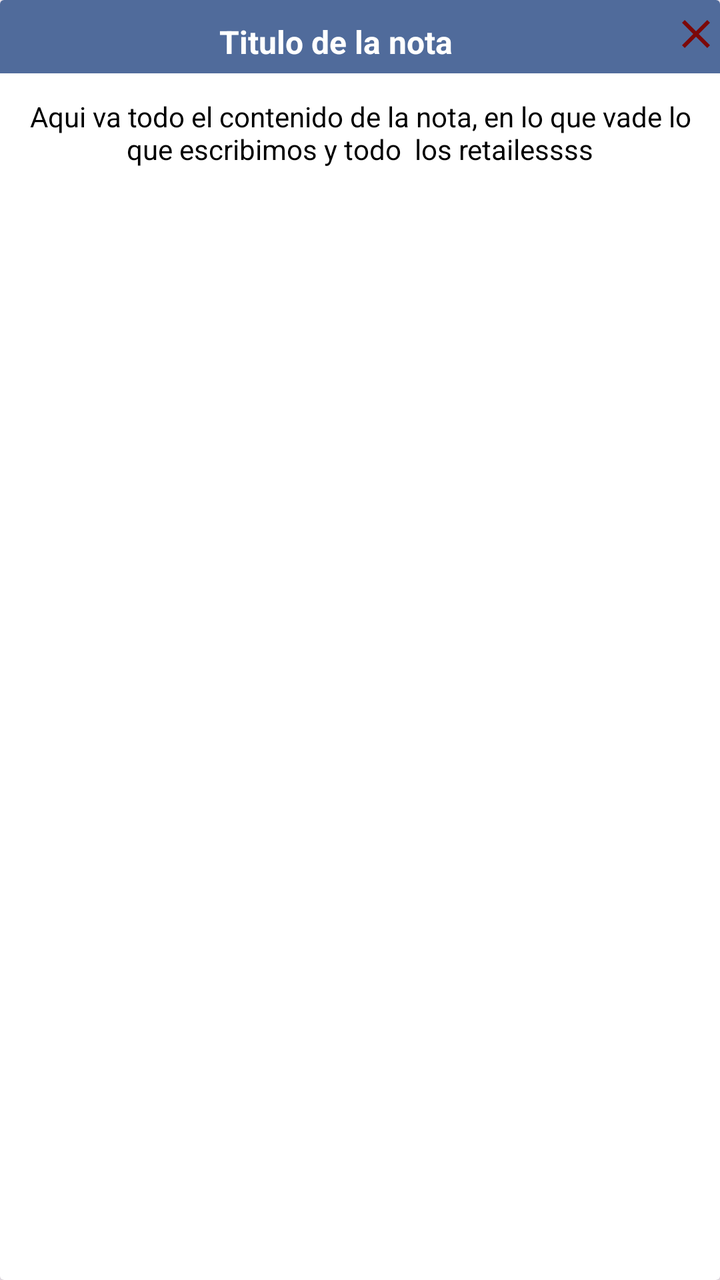
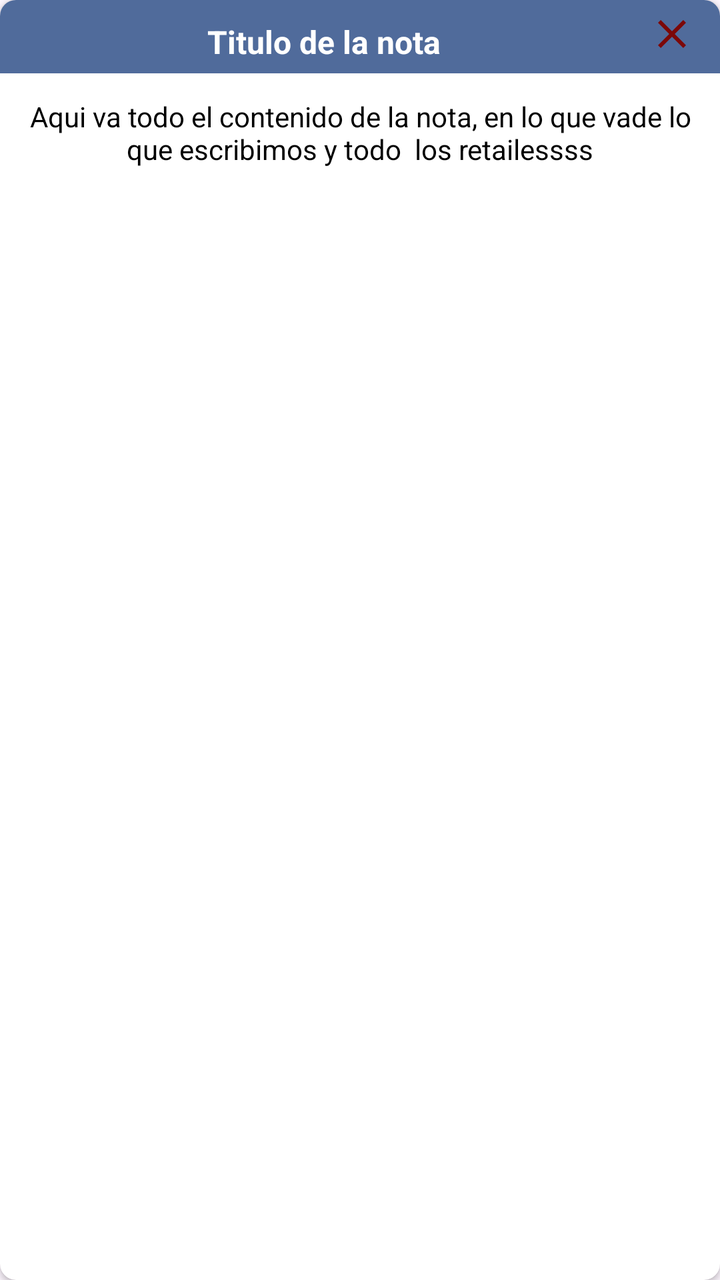

Screens rendered from an Android XML layout before and after an edit, with the pre-edit source and the edit as a unified diff.
<!-- AndroidManifest.xml: application theme Theme.NotasApp -->
<!-- res/layout/item_notes_view.xml -->
<?xml version="1.0" encoding="utf-8"?>
<androidx.cardview.widget.CardView xmlns:android="http://schemas.android.com/apk/res/android"
    xmlns:app="http://schemas.android.com/apk/res-auto"
    xmlns:tools="http://schemas.android.com/tools"
    android:layout_width="match_parent"
    android:layout_height="wrap_content"
    android:layout_margin="5dp"

    android:layout_marginBottom="3dp"
    android:elevation="12dp">

    <LinearLayout
        android:layout_width="match_parent"
        android:layout_height="wrap_content"
        android:background="@color/color_primario"
        android:gravity="center"
        android:orientation="vertical">

        <LinearLayout
            android:layout_width="match_parent"
            android:layout_height="wrap_content"
            android:layout_marginVertical="5dp"
            tools:ignore="UseCompoundDrawables">

            <TextView
                android:id="@+id/tv_titleNote"
                android:layout_width="wrap_content"
                android:layout_height="wrap_content"
                android:layout_marginTop="5dp"
                android:layout_weight="3"
                android:text="Titulo de la nota"
                android:textAlignment="center"
                android:textColor="@color/white"
                android:textSize="16sp"
                android:textStyle="bold"
                android:visibility="visible" />

            <ImageView
                android:id="@+id/btn_deleteNote"
                android:layout_width="wrap_content"
                android:layout_height="wrap_content"
                android:src="@drawable/baseline_close_24"
                android:tint="#7C0808" />
        </LinearLayout>


        <TextView

            android:id="@+id/tv_bodyNote"
            android:layout_width="match_parent"
            android:layout_height="wrap_content"
            android:background="@color/white"
            android:padding="12dp"
            android:text="Aqui va todo el contenido de la nota, en lo que vade lo que escribimos y todo  los retailessss"
            android:textAlignment="center"
            android:textColor="@color/black" />

    </LinearLayout>


</androidx.cardview.widget.CardView>
<!-- resources referenced by this layout -->
<resources>
  <color name="black">#FF000000</color>
  <color name="color_primario">#506b9b</color>
  <color name="white">#FFFFFFFF</color>
  <!-- drawable baseline_close_24 (drawable) -->
  <vector android:height="24dp" android:tint="#000000"
      android:viewportHeight="24" android:viewportWidth="24"
      android:width="24dp" xmlns:android="http://schemas.android.com/apk/res/android">
      <path android:fillColor="@android:color/white" android:pathData="M19,6.41L17.59,5 12,10.59 6.41,5 5,6.41 10.59,12 5,17.59 6.41,19 12,13.41 17.59,19 19,17.59 13.41,12z"/>
  </vector>
  <style name="Theme.NotasApp" parent="Base.Theme.NotasApp" />
  <style name="Base.Theme.NotasApp" parent="Theme.Material3.DayNight.NoActionBar">
          
          
          <item name="android:windowAnimationStyle">@null</item>
      </style>
</resources>

<!-- the commit's change to res/layout/item_notes_view.xml (unified diff, before → after) -->
@@ -5,7 +5,7 @@
     android:layout_width="match_parent"
     android:layout_height="wrap_content"
     android:layout_margin="5dp"
-
+    app:cardCornerRadius="8dp"
     android:layout_marginBottom="3dp"
     android:elevation="12dp">
 
@@ -40,7 +40,9 @@
                 android:layout_width="wrap_content"
                 android:layout_height="wrap_content"
                 android:src="@drawable/baseline_close_24"
-                android:tint="#7C0808" />
+                app:tint="#7C0808"
+                android:layout_marginRight="12dp"
+                />
         </LinearLayout>
 
 
